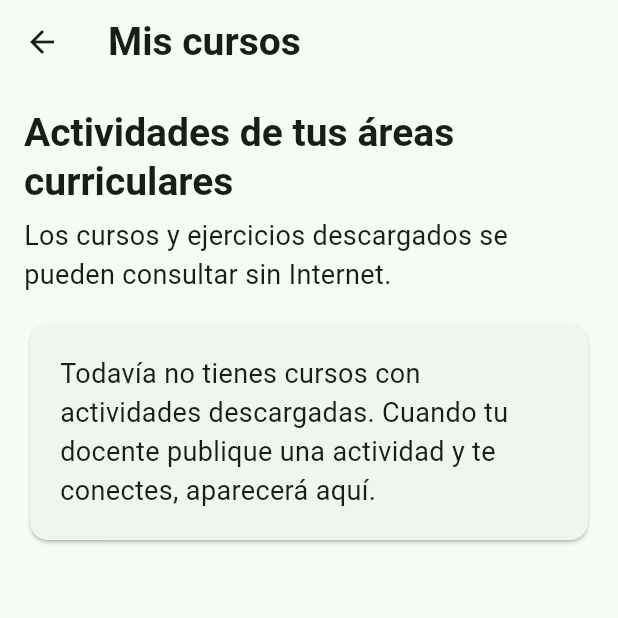
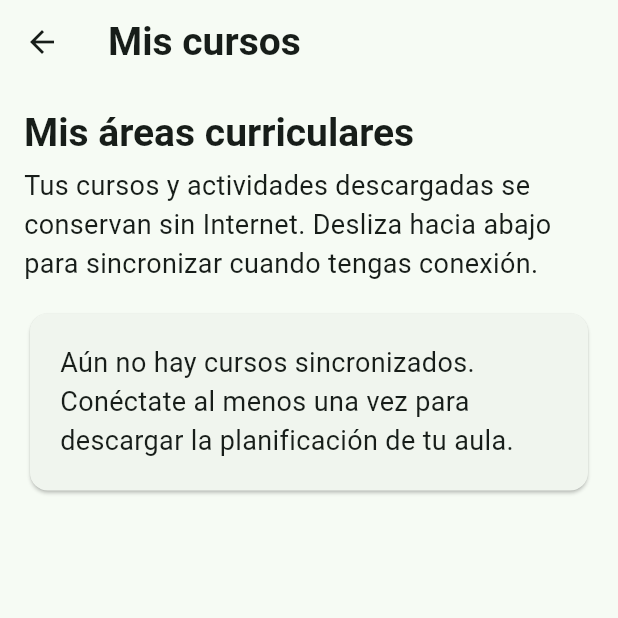
Before and after one commit to Yosep646/KAWSAY, a Flutter app: the CoursesScreen screen opened directly, on a phone screen of 412 x 824 dp, the top half of it. Run offline on Flutter 3.47's test engine with Material 3 defaults, Android fonts, the phone set to English and light mode, and no system bars; our stand-ins replace connectivity_plus, flutter_secure_storage, sqflite, sqflite_common_ffi; accounts and stored records are empty; project files that could hold a hidden picture were left out.

Commit message:
feat(mobile): cursos activos visibles sin tareas, ejercicios y cache sin internet

```diff
--- a/mobile/lib/features/courses/courses_screen.dart
+++ b/mobile/lib/features/courses/courses_screen.dart
@@ -4,8 +4,14 @@ import '../../core/data/repository.dart';
 import '../../core/sync/sync_manager.dart';
 import '../assignments/activity_screen.dart';
 
-/// Cursos del estudiante, derivados de las asignaciones descargadas de su aula.
-/// No crea cursos ficticios ni necesita Internet para consultarlos.
+class _CourseData {
+  const _CourseData(this.catalog, this.tasks);
+  final List<LocalCourse> catalog;
+  final List<LocalTask> tasks;
+}
+
+/// Cursos reales de la planificación ACTIVE. La consulta usa SQLite local
+/// incluso en modo avión; el docente sigue siendo quien publica las tareas.
 class CoursesScreen extends StatefulWidget {
   const CoursesScreen({super.key});
 
@@ -14,7 +20,7 @@ class CoursesScreen extends StatefulWidget {
 }
 
 class _CoursesScreenState extends State<CoursesScreen> {
-  late Future<List<LocalTask>> _future;
+  late Future<_CourseData> _future;
 
   @override
   void initState() {
@@ -22,69 +28,123 @@ class _CoursesScreenState extends State<CoursesScreen> {
     _reload();
   }
 
-  void _reload() {
-    _future = context.read<Repository>().tasks(origin: 'TEACHER');
+  Future<_CourseData> _load() async {
+    final repo = context.read<Repository>();
+    final catalog = await repo.courses();
+    final tasks = await repo.tasks(origin: 'TEACHER');
+    return _CourseData(catalog, tasks);
   }
+
+  void _reload() => _future = _load();
 
   Future<void> _refresh() async {
     await context.read<SyncManager>().syncNow();
-    if (!mounted) return;
-    setState(_reload);
+    if (mounted) setState(_reload);
   }
 
   @override
   Widget build(BuildContext context) => Scaffold(
         appBar: AppBar(title: const Text('Mis cursos')),
-        body: FutureBuilder<List<LocalTask>>(
+        body: FutureBuilder<_CourseData>(
           future: _future,
           builder: (context, snapshot) {
             if (snapshot.hasError) {
               return Center(child: Padding(
                 padding: const EdgeInsets.all(24),
-                child: Text('No se pudieron cargar los cursos guardados. ${snapshot.error}'),
+                child: Text('No se pudieron cargar tus cursos guardados. ${snapshot.error}'),
               ));
             }
             if (!snapshot.hasData) {
               return const Center(child: CircularProgressIndicator());
             }
-            final grouped = <String, List<LocalTask>>{};
-            for (final task in snapshot.data!) {
-              final name = task.subject?.trim();
-              grouped.putIfAbsent(
-                name == null || name.isEmpty ? 'Área sin identificar' : name,
-                () => <LocalTask>[],
-              ).add(task);
+            final courses = snapshot.data!.catalog;
+            final downloaded = snapshot.data!.tasks;
+            final byName = <String, List<LocalTask>>{};
+            for (final task in downloaded) {
+              final name = task.subject?.trim().toLowerCase() ?? '';
+              byName.putIfAbsent(name, () => <LocalTask>[]).add(task);
             }
+            final knownNames = courses.map((c) => c.name.trim().toLowerCase()).toSet();
+            final archived = downloaded.where((t) =>
+                !knownNames.contains(t.subject?.trim().toLowerCase() ?? '')).toList();
+
             return RefreshIndicator(
               onRefresh: _refresh,
               child: ListView(
                 physics: const AlwaysScrollableScrollPhysics(),
                 padding: const EdgeInsets.all(16),
                 children: [
-                  Text('Actividades de tus áreas curriculares',
-                      style: Theme.of(context).textTheme.titleLarge),
+                  Text('Mis áreas curriculares', style: Theme.of(context).textTheme.titleLarge),
                   const SizedBox(height: 6),
-                  const Text('Los cursos y ejercicios descargados se pueden consultar sin Internet.'),
+                  const Text('Tus cursos y actividades descargadas se conservan sin Internet. '
+                      'Desliza hacia abajo para sincronizar cuando tengas conexión.'),
                   const SizedBox(height: 16),
-                  if (grouped.isEmpty)
+                  if (courses.isEmpty && archived.isEmpty)
                     const Card(child: Padding(
                       padding: EdgeInsets.all(20),
-                      child: Text('Todavía no tienes cursos con actividades descargadas. '
-                          'Cuando tu docente publique una actividad y te conectes, aparecerá aquí.'),
+                      child: Text('Aún no hay cursos sincronizados. '
+                          'Conéctate al menos una vez para descargar la planificación de tu aula.'),
                     )),
-                  for (final entry in grouped.entries)
-                    Card(
+                  for (final course in courses)
+                    _CourseCard(
+                      name: course.name,
+                      classroom: course.classroomName,
+                      year: course.academicYear,
+                      isDemo: course.isDemo,
+                      tasks: byName[course.name.trim().toLowerCase()] ?? const [],
+                      onReturned: () => setState(_reload),
+                    ),
+                  if (archived.isNotEmpty) ...[
+                    const SizedBox(height: 12),
+                    Text('Actividades descargadas anteriormente',
+                        style: Theme.of(context).textTheme.titleMedium),
+                    _CourseCard(
+                      name: 'Otras actividades',
+                      classroom: 'Guardadas en este dispositivo',
+                      tasks: archived,
+                      onReturned: () => setState(_reload),
+                    ),
+                  ],
+                ],
+              ),
+            );
+          },
+        ),
+      );
+}
+
+class _CourseCard extends StatelessWidget {
+  const _CourseCard({
+    required this.name,
+    required this.classroom,
+    required this.tasks,
+    required this.onReturned,
+    this.year,
+    this.isDemo = false,
+  });
+  final String name;
+  final String classroom;
+  final int? year;
+  final bool isDemo;
+  final List<LocalTask> tasks;
+  final VoidCallback onReturned;
+
+  @override
+  Widget build(BuildContext context) => Card(
         clipBehavior: Clip.antiAlias,
         child: ExpansionTile(
           initiallyExpanded: true,
           leading: const Icon(Icons.menu_book_outlined),
-                        title: Text(entry.key),
+          title: Text(name),
           subtitle: Text(
-                          '${entry.value.length} actividades · '
-                          '${entry.value.where((task) => task.pending).length} pendientes',
+            '$classroom${year == null ? '' : ' · $year'} · '
+            '${tasks.where((t) => t.pending).length} pendientes'
+            '${isDemo ? ' · Plan de prueba' : ''}',
           ),
-                        children: [
-                          for (final task in entry.value)
+          children: tasks.isEmpty
+              ? [const ListTile(title: Text('Tu docente todavía no ha publicado actividades para este curso.'))]
+              : [
+                  for (final task in tasks)
                     ListTile(
                       title: Text(task.title),
                       subtitle: Text(
@@ -98,16 +158,10 @@ class _CoursesScreenState extends State<CoursesScreen> {
                         await Navigator.push(context, MaterialPageRoute(
                           builder: (_) => ActivityScreen(task: task),
                         ));
-                                if (mounted) setState(_reload);
+                        onReturned();
                       },
                     ),
                 ],
         ),
-                    ),
-                ],
-              ),
-            );
-          },
-        ),
       );
 }
```
Lines whose indentation alone changed are shown as unchanged.
